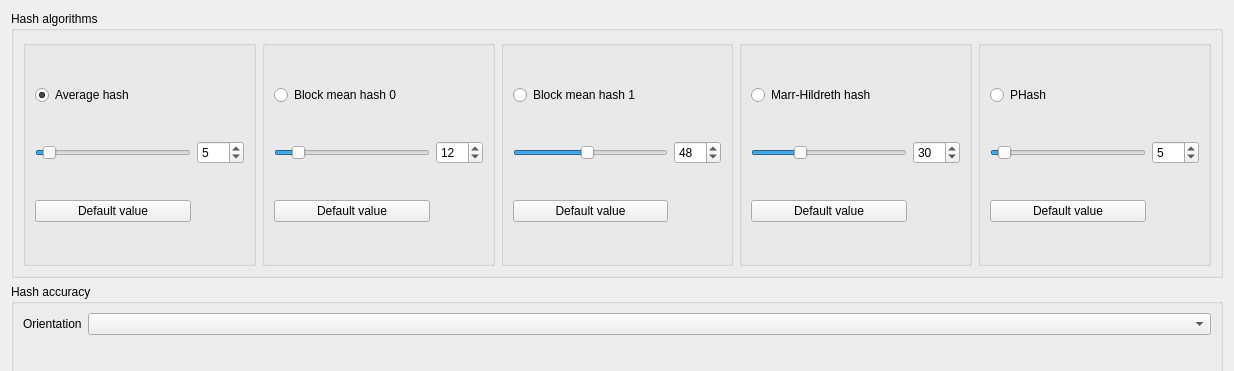
stereomatchingkiss/similar_vision, file ui/advance_setting_dialog.ui: the form before one commit; both pictures show x 0 to 1234 and y 0 to 371 of the 1234 by 590 pixel window.
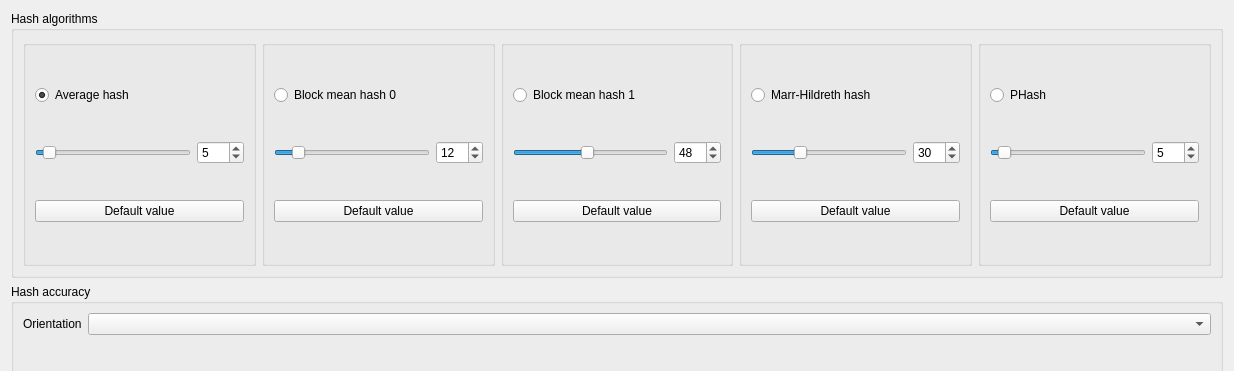
The form after the commit. Custom widgets are drawn as their Qt base class.

The edit to the form file:
```diff
--- a/ui/advance_setting_dialog.ui
+++ b/ui/advance_setting_dialog.ui
@@ -63,7 +63,7 @@
                </property>
               </widget>
              </item>
-             <item row="2" column="0">
+             <item row="2" column="0" colspan="2">
               <widget class="QPushButton" name="pb_avg_hash_default">
                <property name="text">
                 <string>Default value</string>
@@ -112,7 +112,7 @@
                </property>
               </widget>
              </item>
-             <item row="2" column="0">
+             <item row="2" column="0" colspan="2">
               <widget class="QPushButton" name="pb_bmh_0_default">
                <property name="text">
                 <string>Default value</string>
@@ -158,7 +158,7 @@
                </property>
               </widget>
              </item>
-             <item row="2" column="0">
+             <item row="2" column="0" colspan="2">
               <widget class="QPushButton" name="pb_bmh_1_default">
                <property name="text">
                 <string>Default value</string>
@@ -204,7 +204,7 @@
                </property>
               </widget>
              </item>
-             <item row="2" column="0">
+             <item row="2" column="0" colspan="2">
               <widget class="QPushButton" name="pb_marr_hildreth_default">
                <property name="text">
                 <string>Default value</string>
@@ -250,7 +250,7 @@
                </property>
               </widget>
              </item>
-             <item row="2" column="0">
+             <item row="2" column="0" colspan="2">
               <widget class="QPushButton" name="pb_phash_default">
                <property name="text">
                 <string>Default value</string>
```
